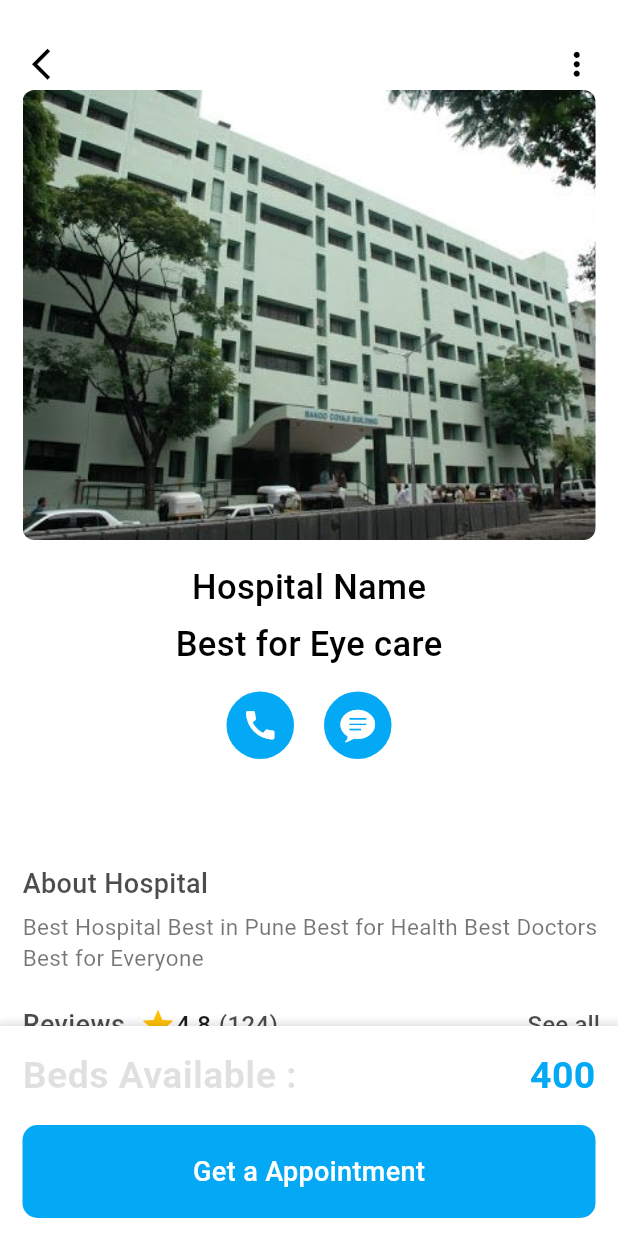
After one commit to dhruvpal102005/App24, a Flutter app: the HospitalScreen screen opened directly, on a phone screen of 412 x 824 dp. The commit adds this screen. Run offline on Flutter 3.47's test engine with Material 3 defaults, Android fonts, the phone set to English and light mode, and no system bars; our stand-ins replace flutter_material_design_icons.

Commit message:
80% work done

```diff
--- a/app/lib/home_screen.dart
+++ b/app/lib/home_screen.dart
@@ -1,3 +1,4 @@
+import 'package:app/hospital_screen.dart';
 import 'package:flutter/material.dart';
 import 'package:flutter_material_design_icons/flutter_material_design_icons.dart';
 
@@ -214,9 +215,9 @@ class HomeScreen extends StatelessWidget {
                                 children: [
                                   InkWell(
                                     onTap: (){
-                                      // Navigator.push(
-                                      //   context, MaterialPageRoute(
-                                      //     builder: (context) => DoctorScreen()));
+                                      Navigator.push(
+                                        context, MaterialPageRoute(
+                                          builder: (context) => HospitalScreen()));
                                     },
                                     child: ClipRRect(
                                       borderRadius: BorderRadius.only(
--- /dev/null
+++ b/app/lib/hospital_screen.dart
@@ -0,0 +1,402 @@
+import 'package:flutter/cupertino.dart';
+import 'package:flutter/material.dart';
+
+class HospitalScreen extends StatelessWidget {
+  List imgs = [
+    "images/hospital-1.jpg",
+    "images/hospital-2.jpg",
+    "images/hospital-3.jpg",
+    "images/hospital-4.jpg",
+    "images/hospital-5.jpg",
+  ];
+
+  @override
+  Widget build(BuildContext context) {
+    return Scaffold(
+      backgroundColor: Colors.white,
+      body: SingleChildScrollView(
+        child: Column(
+          children: [
+            SizedBox(height: 30,),
+            Padding(
+              padding: EdgeInsets.symmetric(horizontal: 15),
+              child: Stack(
+                children: [
+                  Row(
+                    mainAxisAlignment: MainAxisAlignment.spaceBetween,
+                    children: [
+                      InkWell(
+                        onTap: () {
+                          Navigator.pop(context);
+                        },
+                        child: Icon(
+                          Icons.arrow_back_ios_new,
+                          size: 25,
+                          color: Colors.black,
+                        ),
+                      ),
+                      InkWell(
+                        onTap: () {
+                          Navigator.pop(context);
+                        },
+                        child: Icon(
+                          Icons.more_vert,
+                          size: 25,
+                          color: Colors.black,
+                        ),
+                      ),
+                    ],
+                  ),
+                  Padding(
+                    padding: EdgeInsets.symmetric(vertical: 30,),
+                    child: Column(
+                      mainAxisAlignment: MainAxisAlignment.spaceEvenly,
+                      children: [
+                        Container(
+                          width: 500,
+                          height: 300,
+                          decoration: BoxDecoration(
+                            color: Colors.white,
+                            shape: BoxShape.rectangle,  // Change to rectangle shape
+                            borderRadius: BorderRadius.circular(8),  // Optional: Rounded corners
+                            image: DecorationImage(
+                              image: AssetImage("images/hospital-1.jpg"), // Use the uploaded image
+                              fit: BoxFit.cover,
+                            ),
+                          ),
+                        ),
+                        SizedBox(height: 15,),
+                        Text(
+                          "Hospital Name",
+                          style: TextStyle(
+                            fontSize: 23,
+                            fontWeight: FontWeight.w500,
+                            color: Colors.black,
+                          ),
+                        ),
+                        SizedBox(height: 5,),
+                        Text(
+                          "Best for Eye care",
+                          style: TextStyle(
+                            fontSize: 23,
+                            fontWeight: FontWeight.w500,
+                            color: Colors.black,
+                          ),
+                        ),
+                        SizedBox(height: 15,),
+                        Row(
+                          mainAxisAlignment: MainAxisAlignment.center,
+                          children: [
+                            Container(
+                              padding: EdgeInsets.all(10),
+                              decoration: BoxDecoration(
+                                color: Colors.lightBlue,
+                                shape: BoxShape.circle,
+                              ),
+                              child: Icon(
+                                Icons.call,
+                                color: Colors.white,
+                                size: 25,
+                              ),
+                            ),
+                            SizedBox(width: 20,),
+                             Container(
+                              padding: EdgeInsets.all(10),
+                              decoration: BoxDecoration(
+                                color: Colors.lightBlue,
+                                shape: BoxShape.circle,
+                              ),
+                              child: Icon(
+                                CupertinoIcons.chat_bubble_text_fill,
+                                color: Colors.white,
+                                size: 25,
+                              ),
+                            ),
+                            // SizedBox(width: 20,),
+                            //  Container(
+                            //   padding: EdgeInsets.all(10),
+                            //   decoration: BoxDecoration(
+                            //     color: Colors.lightBlue,
+                            //     shape: BoxShape.circle,
+                            //   ),
+                            //   child: Icon(
+                            //     CupertinoIcons.videocam_fill,
+                            //     color: Colors.white,
+                            //     size: 25,
+                            //   ),
+                            // ),
+                          ],
+                        ),
+                      ],
+                    ),
+                  )
+                ],
+              ),
+            ),
+            SizedBox(height: 20,),
+            Container(
+              height: MediaQuery.of(context).size.height / 1.5,
+              width: double.infinity,
+              padding: EdgeInsets.only(
+                top: 20,
+                left: 15,
+              ),
+              decoration: BoxDecoration(
+                color: Colors.white,
+                borderRadius: BorderRadius.only(
+                  topLeft: Radius.circular(10),
+                  topRight: Radius.circular(10),
+                ),
+              ),
+              child: Column(
+                crossAxisAlignment: CrossAxisAlignment.start,
+                mainAxisSize: MainAxisSize.max,
+                children: [
+                  Text(
+                    "About Hospital",
+                    style: TextStyle(
+                      fontSize: 18,
+                      fontWeight: FontWeight.w500,
+                      color: Colors.black.withOpacity(0.7),
+                    ),
+
+                  ),
+                  SizedBox(height: 5,),
+                  Text(
+                    "Best Hospital Best in Pune Best for Health Best Doctors Best for Everyone",
+                    style: TextStyle(
+                      fontSize: 15,
+                      color: Colors.black54,
+                    ),
+                  ),
+                  SizedBox(height: 10,),
+                  Row(
+                    children: [
+                      Text(
+                        "Reviews",
+                        style: TextStyle(
+                          fontSize: 18,
+                          fontWeight: FontWeight.w500,
+                          color: Colors.black.withOpacity(0.7),
+                        ),
+                        ),
+                        SizedBox(width: 10,),
+                        Icon(
+                          Icons.star,
+                          color: Colors.amber,
+                          ),
+                          Text(
+                            "4.8",
+                            style: TextStyle(
+                              fontWeight: FontWeight.w500,
+                              fontSize: 16,
+                            ),
+                          ),
+                          SizedBox(width: 5,),
+                          Text(
+                            "(124)",
+                            style: TextStyle(
+                              fontWeight: FontWeight.w500,
+                              color: Colors.black.withOpacity(0.7),
+                              fontSize: 16,
+                            ),
+                            ),
+                            Spacer(),
+                            TextButton(
+                              onPressed: (){},
+                              child: Text(
+                                "See all",
+                                style: TextStyle(
+                                  fontSize: 16,
+                                  fontWeight: FontWeight.w500,
+                                  color: Colors.black.withOpacity(0.7),
+
+                                ),
+                              ),
+                            ),
+
+                    ],
+                  ),
+                  SizedBox(height: 160,
+                  child: ListView.builder(
+                    scrollDirection: Axis.horizontal,
+                    itemCount: 4,
+                    itemBuilder: (context,index){
+                      return Container(
+                        margin: EdgeInsets.all(10),
+                        padding: EdgeInsets.symmetric(vertical: 5),
+                        decoration: BoxDecoration(
+                          color: Colors.white,
+                          borderRadius: BorderRadius.circular(10),
+                          boxShadow: [
+                            BoxShadow(
+                              color: Colors.black,
+                              blurRadius: 4,
+                              spreadRadius: 2,
+                            ),
+                          ],
+                        ),
+                        child: SizedBox(
+                          width: MediaQuery.of(context).size.width / 1.4,
+                          child: Column(
+                            children: [
+                              ListTile(
+                                leading: CircleAvatar(
+                                  radius: 25,
+                                  backgroundImage: AssetImage(
+                                    imgs[index],
+                                  ),
+                                ),
+                                title: Text(
+                                  "Hospital Name",
+                                  style: TextStyle(
+                                    fontWeight: FontWeight.bold,
+                                    fontSize: 16,
+                                    color: Colors.black.withOpacity(0.7),
+                                  ),
+                                ),
+                                subtitle: Text(
+                                  "Location : Pune",
+                                ),
+                                trailing: Row(
+                                  mainAxisSize: MainAxisSize.min,
+                                  mainAxisAlignment: MainAxisAlignment.center,
+                                  children: [
+                                    Icon(Icons.star,
+                                    color: Colors.amber,
+                                    ),
+                                    Text(
+                                      "4.8",
+                                      style: TextStyle(
+                                        color: Colors.black54,
+                                        fontWeight: FontWeight.w500,
+                                        fontSize: 16,
+                                      ),
+                                    ),
+                                  ],
+                                ),
+                              ),
+                              SizedBox(height: 5,),
+                              Padding(padding: EdgeInsets.symmetric(horizontal: 10),
+                              child: Text(
+                                "Best Hospital Best in Pune Best for Health Best Doctors Best for Everyone",
+                                style: TextStyle(
+                                  color: Colors.black54,
+                                ),
+                                ),
+                              ),
+                            ],
+                          ),
+                        ),
+                      );
+                    },
+                  ),
+                  ),
+                  SizedBox(height: 10,),
+                  Text(
+                    "Location",
+                    style: TextStyle(
+                      fontSize: 18,
+                      fontWeight: FontWeight.w500,
+                      color: Colors.black.withOpacity(0.7),
+                    ),
+                  ),
+                  ListTile(
+                    leading: Container(
+                      padding: EdgeInsets.all(10),
+                      decoration: BoxDecoration(
+                        color: Color(0xFFF0EEFA),
+                        shape: BoxShape.circle,
+
+                      ),
+                      child: Icon(
+                        Icons.location_on,
+                        color: Colors.lightBlue,
+                        size: 30,
+                      ),
+                    ),
+                    title: Text(
+                      "Pune ,Medical Center",
+                    style: TextStyle(
+                      fontWeight: FontWeight.bold,
+                      color: Colors.black54,
+                    ),
+                    ),
+                    subtitle: Text("Address line of The Medical Center"),
+                  ),
+                ],
+              ),
+            ),
+          ],
+        ),
+      ),
+      bottomNavigationBar: Container(
+        padding: EdgeInsets.all(15),
+        height: 140,
+        decoration: BoxDecoration(
+          color: Colors.white,
+          boxShadow: [
+            BoxShadow(
+              color: Colors.black12,
+              blurRadius: 4,
+              spreadRadius: 2,
+            ),
+          ],
+        ),
+        child: Column(
+          children: [
+            Row(
+              mainAxisAlignment: MainAxisAlignment.spaceBetween,
+              children: [
+                Text(
+                  "Beds Available : ",
+                  style: TextStyle(
+                    color: Colors.black12,
+                    fontWeight: FontWeight.bold,
+                    fontSize: 25,
+                  ),
+                ),
+                Text(
+                  "400",
+                  style: TextStyle(
+                    fontWeight: FontWeight.bold,
+                    fontSize: 25,
+                    color: Colors.lightBlue,
+                  ),
+                ),
+              ],
+            ),
+            SizedBox(height: 15,),
+            InkWell(
+              onTap: (){
+                // Navigator.push(context, MaterialPageRoute(
+                //   builder: (context) => AppointmentScreen(),
+                // ),
+                // );
+              },
+              child: Container(
+                width: MediaQuery.of(context).size.width,
+                padding: EdgeInsets.symmetric(vertical: 18),
+                decoration: BoxDecoration(
+                  color: Colors.lightBlue,
+                  borderRadius: BorderRadius.circular(10),
+                ),
+                child: Center(
+                  child: Text(
+                    "Get a Appointment",
+                    style: TextStyle(
+                      color: Colors.white,
+                      fontSize: 18,
+                      fontWeight: FontWeight.w500,
+                    ),
+
+                  ),
+                ),
+              ),
+            )
+          ],
+        ),
+      ),
+    );
+  }
+}
```
